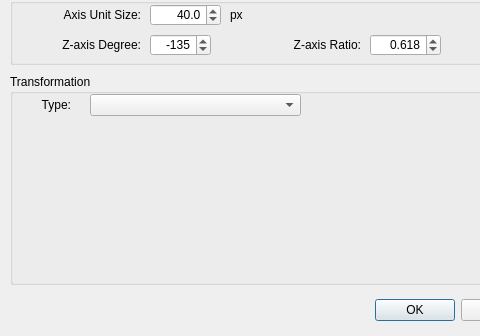
Before: the Qt Designer form FigureItNow7/finUiGraphConfigDlg.ui in yuylong/FigureItNow, drawn with Qt 5; both pictures show x 0 to 480 and y 206 to 542 of the 561 by 542 pixel window.
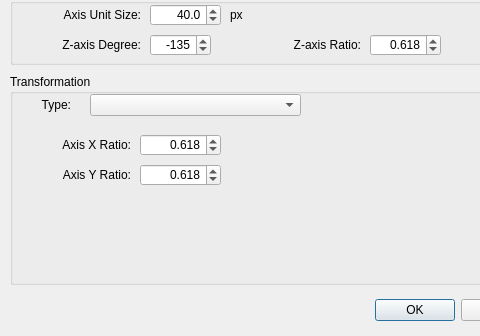
After: the same form once the commit is applied. The open tabs and pages were chosen to show the change. Custom widgets are drawn as their Qt base class.

Commit message: Add layout design for transform NONE and RECT in graph config dialog.

What changed in the file:
```diff
--- a/FigureItNow7/finUiGraphConfigDlg.ui
+++ b/FigureItNow7/finUiGraphConfigDlg.ui
@@ -551,8 +551,111 @@
     <property name="currentIndex">
      <number>2</number>
     </property>
-    <widget class="QWidget" name="stpTransArgNone"/>
-    <widget class="QWidget" name="stpTransArgRect"/>
+    <widget class="QWidget" name="stpTransArgNone">
+     <widget class="QLabel" name="label">
+      <property name="geometry">
+       <rect>
+        <x>20</x>
+        <y>30</y>
+        <width>471</width>
+        <height>16</height>
+       </rect>
+      </property>
+      <property name="text">
+       <string>There is configurations for transformation typed &lt;NONE&gt;.</string>
+      </property>
+     </widget>
+    </widget>
+    <widget class="QWidget" name="stpTransArgRect">
+     <widget class="QLabel" name="lblAxisUnitSizeTitle_2">
+      <property name="geometry">
+       <rect>
+        <x>0</x>
+        <y>10</y>
+        <width>111</width>
+        <height>22</height>
+       </rect>
+      </property>
+      <property name="text">
+       <string>Axis X Ratio:</string>
+      </property>
+      <property name="alignment">
+       <set>Qt::AlignRight|Qt::AlignTrailing|Qt::AlignVCenter</set>
+      </property>
+     </widget>
+     <widget class="QLabel" name="lblAxisUnitSizeTitle_3">
+      <property name="geometry">
+       <rect>
+        <x>0</x>
+        <y>40</y>
+        <width>111</width>
+        <height>22</height>
+       </rect>
+      </property>
+      <property name="text">
+       <string>Axis Y Ratio:</string>
+      </property>
+      <property name="alignment">
+       <set>Qt::AlignRight|Qt::AlignTrailing|Qt::AlignVCenter</set>
+      </property>
+     </widget>
+     <widget class="QDoubleSpinBox" name="dsbAxisZRatio_2">
+      <property name="geometry">
+       <rect>
+        <x>120</x>
+        <y>10</y>
+        <width>81</width>
+        <height>22</height>
+       </rect>
+      </property>
+      <property name="alignment">
+       <set>Qt::AlignRight|Qt::AlignTrailing|Qt::AlignVCenter</set>
+      </property>
+      <property name="decimals">
+       <number>3</number>
+      </property>
+      <property name="minimum">
+       <double>0.001000000000000</double>
+      </property>
+      <property name="maximum">
+       <double>5.000000000000000</double>
+      </property>
+      <property name="singleStep">
+       <double>0.100000000000000</double>
+      </property>
+      <property name="value">
+       <double>0.618000000000000</double>
+      </property>
+     </widget>
+     <widget class="QDoubleSpinBox" name="dsbAxisZRatio_3">
+      <property name="geometry">
+       <rect>
+        <x>120</x>
+        <y>40</y>
+        <width>81</width>
+        <height>22</height>
+       </rect>
+      </property>
+      <property name="alignment">
+       <set>Qt::AlignRight|Qt::AlignTrailing|Qt::AlignVCenter</set>
+      </property>
+      <property name="decimals">
+       <number>3</number>
+      </property>
+      <property name="minimum">
+       <double>0.001000000000000</double>
+      </property>
+      <property name="maximum">
+       <double>5.000000000000000</double>
+      </property>
+      <property name="singleStep">
+       <double>0.100000000000000</double>
+      </property>
+      <property name="value">
+       <double>0.618000000000000</double>
+      </property>
+     </widget>
+    </widget>
     <widget class="QWidget" name="stpTransArgAffine"/>
    </widget>
    <widget class="QLabel" name="lblTransformTypeTitle">
```
Left out of the diff: 2 changed lines with no effect on the pictures.
